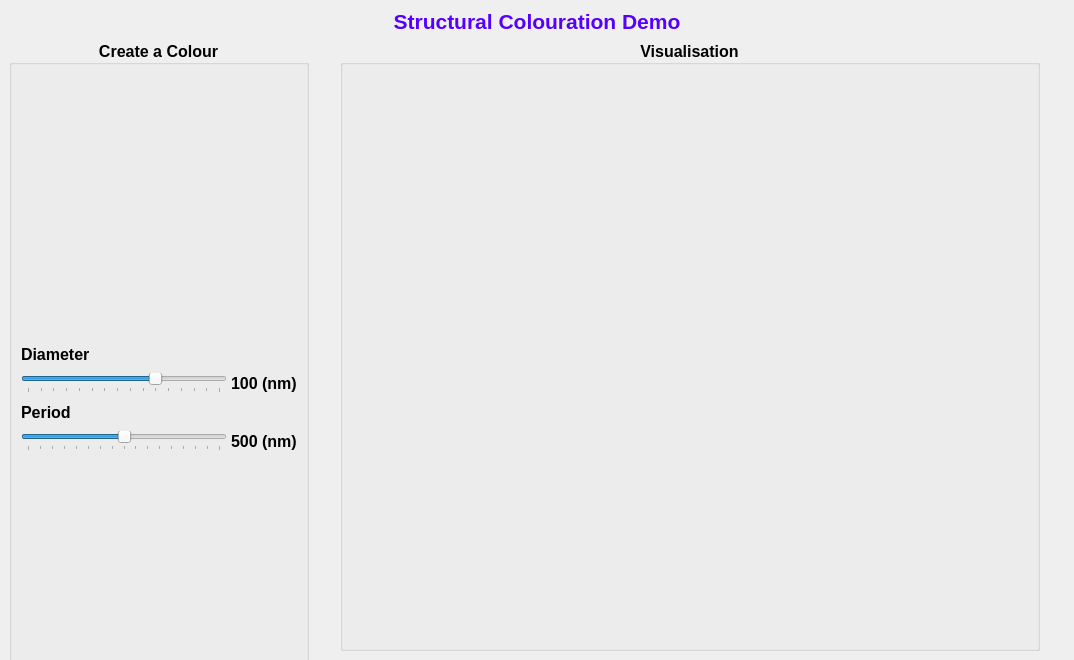
The window that Main_Window.ui (shanham/Nano_Paint_Demo) describes before a commit, drawn with Qt 5.
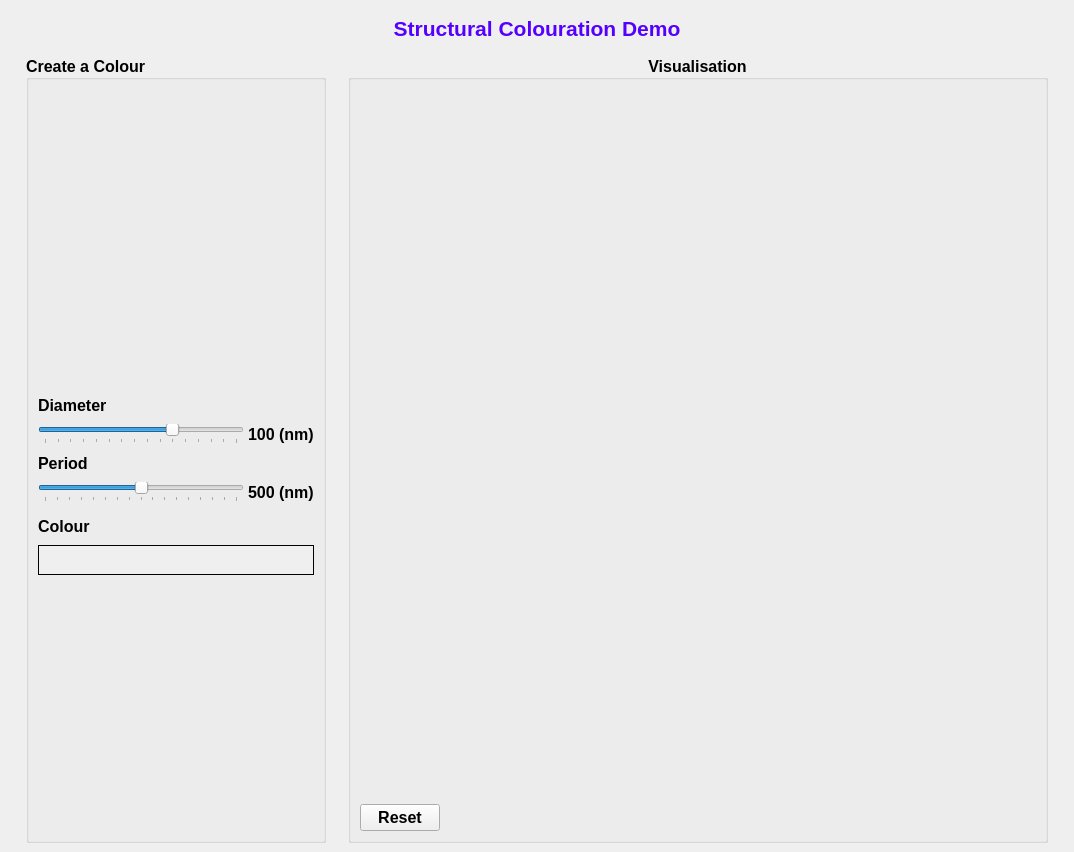
The same window after the commit. Custom widgets are drawn as their Qt base class.

Commit message: Added nanoview, reset button and fixed layout

What changed in the file:
```diff
--- a/Main_Window.ui
+++ b/Main_Window.ui
@@ -10,7 +10,7 @@
     <x>0</x>
     <y>0</y>
     <width>1074</width>
-    <height>660</height>
+    <height>852</height>
    </rect>
   </property>
   <property name="minimumSize">
@@ -34,6 +34,12 @@
           <verstretch>0</verstretch>
          </sizepolicy>
         </property>
+        <property name="minimumSize">
+         <size>
+          <width>0</width>
+          <height>40</height>
+         </size>
+        </property>
         <property name="font">
          <font>
           <family>Arial</family>
@@ -53,6 +59,19 @@
       </item>
       <item>
        <layout class="QHBoxLayout" name="horizontalLayout">
+        <item>
+         <spacer name="horizontalSpacer_5">
+          <property name="orientation">
+           <enum>Qt::Horizontal</enum>
+          </property>
+          <property name="sizeHint" stdset="0">
+           <size>
+            <width>40</width>
+            <height>20</height>
+           </size>
+          </property>
+         </spacer>
+        </item>
         <item>
          <widget class="QGroupBox" name="controlGroupBox">
           <property name="sizePolicy">
@@ -81,11 +100,14 @@
             <bold>true</bold>
            </font>
           </property>
+          <property name="styleSheet">
+           <string notr="true">&lt;html&gt;&lt;head/&gt;&lt;body&gt;&lt;p&gt;&lt;span style=&quot; color:#5500ff;&quot;&gt;Structural Colouration Demo&lt;/span&gt;&lt;/p&gt;&lt;/body&gt;&lt;/html&gt;</string>
+          </property>
           <property name="title">
            <string>Create a Colour</string>
           </property>
           <property name="alignment">
-           <set>Qt::AlignCenter</set>
+           <set>Qt::AlignLeading|Qt::AlignLeft|Qt::AlignVCenter</set>
           </property>
           <layout class="QVBoxLayout" name="verticalLayout_10">
            <item>
@@ -128,6 +150,7 @@
                </property>
                <property name="font">
                 <font>
+                 <family>Arial</family>
                  <pointsize>12</pointsize>
                 </font>
                </property>
@@ -148,8 +171,8 @@
                  </property>
                  <property name="maximumSize">
                   <size>
-                   <width>500</width>
-                   <height>20</height>
+                   <width>16777215</width>
+                   <height>16777215</height>
                   </size>
                  </property>
                  <property name="baseSize">
@@ -197,6 +220,7 @@
                  </property>
                  <property name="font">
                   <font>
+                   <family>Arial</family>
                    <pointsize>12</pointsize>
                   </font>
                  </property>
@@ -217,6 +241,7 @@
                </property>
                <property name="font">
                 <font>
+                 <family>Arial</family>
                  <pointsize>12</pointsize>
                 </font>
                </property>
@@ -230,7 +255,7 @@
                <item>
                 <widget class="QSlider" name="period_slider">
                  <property name="sizePolicy">
-                  <sizepolicy hsizetype="Ignored" vsizetype="Fixed">
+                  <sizepolicy hsizetype="MinimumExpanding" vsizetype="Fixed">
                    <horstretch>0</horstretch>
                    <verstretch>0</verstretch>
                   </sizepolicy>
@@ -274,6 +299,7 @@
                  </property>
                  <property name="font">
                   <font>
+                   <family>Arial</family>
                    <pointsize>12</pointsize>
                   </font>
                  </property>
@@ -284,6 +310,53 @@
                </item>
               </layout>
              </item>
+             <item>
+              <widget class="QLabel" name="colour_label">
+               <property name="maximumSize">
+                <size>
+                 <width>16777215</width>
+                 <height>30</height>
+                </size>
+               </property>
+               <property name="font">
+                <font>
+                 <family>Arial</family>
+                 <pointsize>12</pointsize>
+                </font>
+               </property>
+               <property name="text">
+                <string>Colour</string>
+               </property>
+              </widget>
+             </item>
+             <item>
+              <widget class="QLabel" name="colour_box">
+               <property name="minimumSize">
+                <size>
+                 <width>0</width>
+                 <height>30</height>
+                </size>
+               </property>
+               <property name="maximumSize">
+                <size>
+                 <width>16777215</width>
+                 <height>30</height>
+                </size>
+               </property>
+               <property name="autoFillBackground">
+                <bool>true</bool>
+               </property>
+               <property name="frameShape">
+                <enum>QFrame::Box</enum>
+               </property>
+               <property name="lineWidth">
+                <number>1</number>
+               </property>
+               <property name="text">
+                <string/>
+               </property>
+              </widget>
+             </item>
             </layout>
            </item>
            <item>
@@ -348,14 +421,36 @@
           <property name="alignment">
            <set>Qt::AlignCenter</set>
           </property>
+          <property name="flat">
+           <bool>false</bool>
+          </property>
           <layout class="QHBoxLayout" name="horizontalLayout_4">
            <item>
             <layout class="QVBoxLayout" name="verticalLayout_8">
-             <item alignment="Qt::AlignHCenter|Qt::AlignTop">
+             <item>
+              <spacer name="verticalSpacer">
+               <property name="orientation">
+                <enum>Qt::Vertical</enum>
+               </property>
+               <property name="sizeHint" stdset="0">
+                <size>
+                 <width>20</width>
+                 <height>40</height>
+                </size>
+               </property>
+              </spacer>
+             </item>
+             <item>
               <widget class="SVGPaintView" name="graphics_view_widget" native="true">
+               <property name="sizePolicy">
+                <sizepolicy hsizetype="Preferred" vsizetype="Preferred">
+                 <horstretch>0</horstretch>
+                 <verstretch>0</verstretch>
+                </sizepolicy>
+               </property>
                <property name="minimumSize">
                 <size>
-                 <width>300</width>
+                 <width>299</width>
                  <height>300</height>
                 </size>
                </property>
@@ -367,14 +462,72 @@
                </property>
               </widget>
              </item>
-             <item alignment="Qt::AlignLeft">
-              <widget class="QWidget" name="nano_view_widget" native="true">
+             <item>
+              <spacer name="verticalSpacer_3">
+               <property name="orientation">
+                <enum>Qt::Vertical</enum>
+               </property>
+               <property name="sizeType">
+                <enum>QSizePolicy::Maximum</enum>
+               </property>
+               <property name="sizeHint" stdset="0">
+                <size>
+                 <width>20</width>
+                 <height>40</height>
+                </size>
+               </property>
+              </spacer>
+             </item>
+             <item>
+              <layout class="QHBoxLayout" name="horizontalLayout_6">
+               <item>
+                <widget class="CylGLView" name="nano_view_widget" native="true">
+                 <property name="sizePolicy">
+                  <sizepolicy hsizetype="Expanding" vsizetype="Expanding">
+                   <horstretch>0</horstretch>
+                   <verstretch>0</verstretch>
+                  </sizepolicy>
+                 </property>
+                 <property name="minimumSize">
+                  <size>
+                   <width>300</width>
+                   <height>200</height>
+                  </size>
+                 </property>
+                </widget>
+               </item>
+              </layout>
+             </item>
+             <item>
+              <spacer name="verticalSpacer_2">
+               <property name="orientation">
+                <enum>Qt::Vertical</enum>
+               </property>
+               <property name="sizeHint" stdset="0">
+                <size>
+                 <width>20</width>
+                 <height>40</height>
+                </size>
+               </property>
+              </spacer>
+             </item>
+             <item>
+              <widget class="QPushButton" name="reset_button">
+               <property name="sizePolicy">
+                <sizepolicy hsizetype="Fixed" vsizetype="Fixed">
+                 <horstretch>0</horstretch>
+                 <verstretch>0</verstretch>
+                </sizepolicy>
+               </property>
                <property name="minimumSize">
                 <size>
-                 <width>0</width>
-                 <height>300</height>
+                 <width>50</width>
+                 <height>0</height>
                 </size>
                </property>
+               <property name="text">
+                <string>Reset</string>
+               </property>
               </widget>
              </item>
             </layout>
```
The commit also changes 6 other files.
